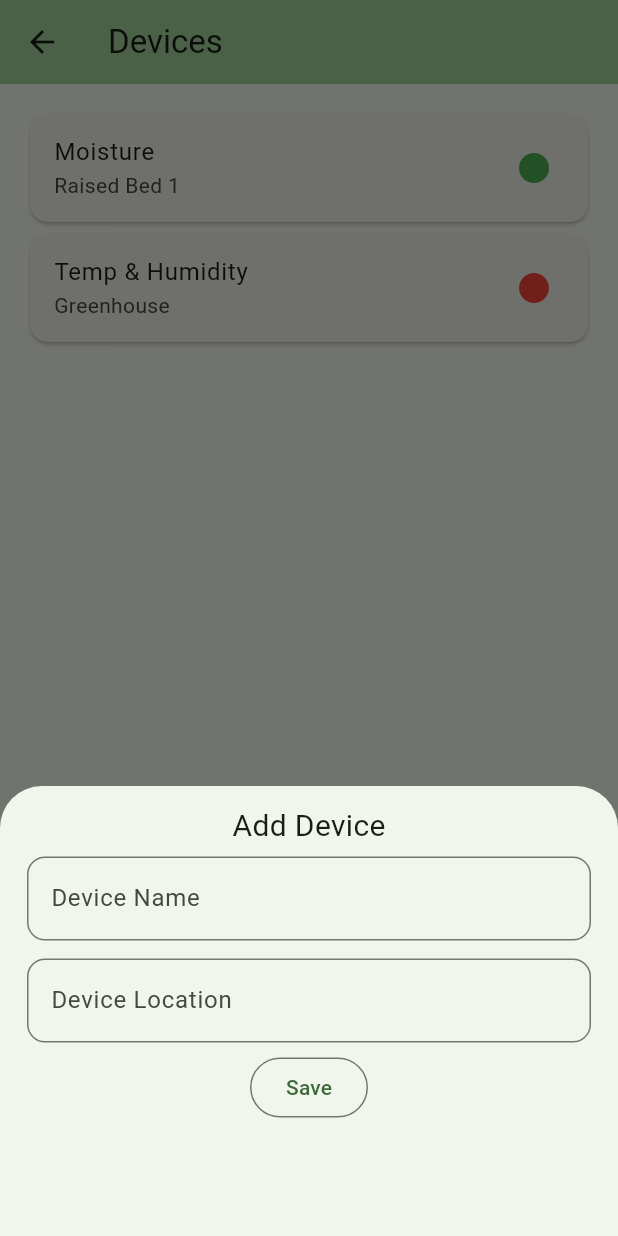
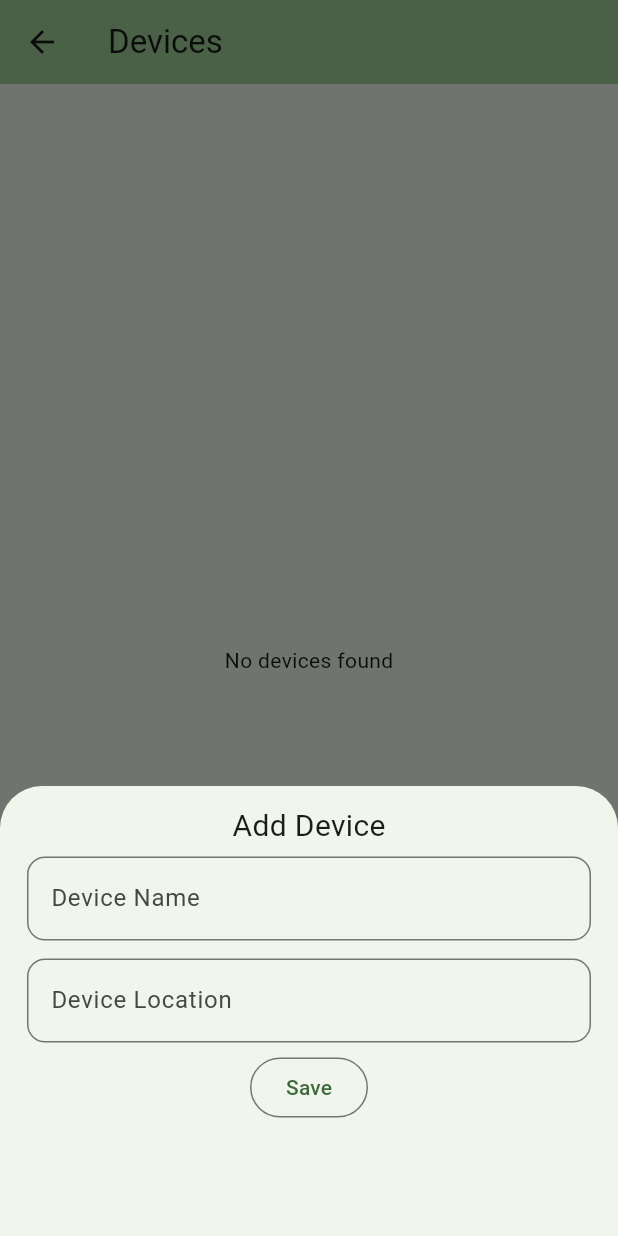
Before and after one commit to Demetrioz/Agrigate, a Flutter app: the Devices screen opened by its route, after a tap on the "add" icon, on a phone screen of 412 x 824 dp. Run offline on Flutter 3.47's test engine with Material 3 defaults, Android fonts, the light colour scheme and no system bars; our stand-ins replace dio, fl_chart, flutter_secure_storage; accounts and stored records are empty; network calls fail.

Commit message:
Added ApiService and logic to retrieve devices

```diff
--- /dev/null
+++ b/agrigate/lib/models/devices/device_base.dart
@@ -0,0 +1,31 @@
+class DeviceBase {
+  final int id;
+  final String name;
+  final String location;
+  final bool isActive;
+
+  const DeviceBase({
+    required this.id,
+    required this.name,
+    required this.location,
+    required this.isActive,
+  });
+
+  factory DeviceBase.fromJson(Map<String, dynamic> json) {
+    return switch (json) {
+      {
+        'id': int id,
+        'name': String name,
+        'location': String location,
+        'isActive': bool isActive,
+      } =>
+        DeviceBase(
+          id: id,
+          name: name,
+          location: location,
+          isActive: isActive,
+        ),
+      _ => throw const FormatException('Failed to load album.'),
+    };
+  }
+}
--- a/agrigate/lib/pages/devices.dart
+++ b/agrigate/lib/pages/devices.dart
@@ -1,5 +1,7 @@
 import 'package:agrigate/components/devices/create_device_sheet.dart';
 import 'package:agrigate/components/devices/device_card.dart';
+import 'package:agrigate/main.dart';
+import 'package:agrigate/models/devices/device_base.dart';
 import 'package:agrigate/pages/page_base.dart';
 import 'package:flutter/material.dart';
 
@@ -14,6 +16,29 @@ class Devices extends StatefulWidget {
 }
 
 class _DevicesState extends State<Devices> {
+  bool _isLoading = false;
+  List<DeviceBase> _devices = [];
+
+  void _loadDevices() async {
+    try {
+      setState(() {
+        _isLoading = true;
+      });
+
+      final result = await apiService.getDevices();
+
+      setState(() {
+        _devices = result;
+      });
+    } catch (e) {
+      // TODO: Display error
+    } finally {
+      setState(() {
+        _isLoading = false;
+      });
+    }
+  }
+
   void _addNewDevice() {
     showModalBottomSheet(
       context: context,
@@ -22,26 +47,37 @@ class _DevicesState extends State<Devices> {
   }
 
   @override
+  void initState() {
+    super.initState();
+
+    _loadDevices();
+  }
+
+  @override
   Widget build(BuildContext context) {
     return PageBase(
       title: 'Devices',
       floatingAction: _addNewDevice,
-      content: const Column(
-        children: [
-          DeviceCard(
-            id: 1,
-            name: 'Moisture',
-            location: 'Raised Bed 1',
-            isActive: true,
-          ),
-          DeviceCard(
-            id: 2,
-            name: 'Temp & Humidity',
-            location: 'Greenhouse',
-            isActive: false,
-          ),
-        ],
-      ),
+      content: _isLoading
+          ? const Center(
+              child: CircularProgressIndicator(),
+            )
+          : _devices.isEmpty
+              ? const Center(
+                  child: Text('No devices found'),
+                )
+              : ListView.builder(
+                  itemCount: _devices.length,
+                  itemBuilder: (BuildContext ctx, int index) {
+                    final item = _devices.elementAt(index);
+
+                    return DeviceCard(
+                      id: item.id,
+                      name: item.name,
+                      location: item.location,
+                      isActive: item.isActive,
+                    );
+                  }),
     );
   }
 }
--- a/agrigate/lib/pages/page_base.dart
+++ b/agrigate/lib/pages/page_base.dart
@@ -32,8 +32,10 @@ class _PageBaseState extends State<PageBase> {
       body: LayoutBuilder(builder: (lbContext, viewportConstraints) {
         return SingleChildScrollView(
           child: ConstrainedBox(
-            constraints:
-                BoxConstraints(minHeight: viewportConstraints.maxHeight),
+            constraints: BoxConstraints(
+              minHeight: viewportConstraints.maxHeight,
+              maxHeight: viewportConstraints.maxHeight,
+            ),
             child: Padding(
               padding: const EdgeInsets.all(16.0),
               child: widget.content,
--- a/agrigate/lib/pages/settings.dart
+++ b/agrigate/lib/pages/settings.dart
@@ -1,5 +1,6 @@
 import 'package:agrigate/components/common/agrigate_textfield.dart';
 import 'package:agrigate/constants.dart';
+import 'package:agrigate/main.dart';
 import 'package:agrigate/pages/page_base.dart';
 import 'package:flutter/material.dart';
 import 'package:flutter_secure_storage/flutter_secure_storage.dart';
@@ -36,6 +37,9 @@ class _SettingsState extends State<Settings> {
         key: kServerUrl,
         value: _serverUrlController.text,
       );
+
+      // Update the Api service to use the newly saved URL
+      apiService.initialize(updatedUrl: _serverUrlController.text);
     } catch (e) {
       // TODO: Display error
     }
--- /dev/null
+++ b/agrigate/lib/services/api_service/api_service.dart
@@ -0,0 +1,40 @@
+import 'package:agrigate/constants.dart';
+import 'package:agrigate/models/devices/device_base.dart';
+import 'package:dio/dio.dart';
+import 'package:flutter_secure_storage/flutter_secure_storage.dart';
+
+class ApiService {
+  static final ApiService _instance = ApiService._internal();
+
+  factory ApiService() => _instance;
+  ApiService._internal();
+
+  Dio? _dio;
+  FlutterSecureStorage? _storage;
+
+  Future<void> initialize({String? updatedUrl}) async {
+    _storage ??= const FlutterSecureStorage();
+    _dio ??= Dio();
+
+    final baseUrl = updatedUrl?.isEmpty ?? true
+        ? await _storage!.read(key: kServerUrl) ?? ''
+        : updatedUrl ?? '';
+
+    _dio!.options.baseUrl = baseUrl;
+  }
+
+  Future<List<DeviceBase>> getDevices() async {
+    final response = await _dio!.get('/Devices');
+
+    // TODO: Move this logic to an interceptor
+    if (response.data['status'] == 1) {
+      throw Exception(response.data['error']);
+    }
+
+    final result = (response.data['data'] as List<dynamic>)
+        .map((jsonEntity) => DeviceBase.fromJson(jsonEntity))
+        .toList();
+
+    return result;
+  }
+}
--- a/agrigate/pubspec.yaml
+++ b/agrigate/pubspec.yaml
@@ -28,6 +28,7 @@ dependencies:
   cupertino_icons: ^1.0.8
   fl_chart: ^0.69.0
   flutter_secure_storage: ^9.2.2
+  dio: ^5.7.0
 
 dev_dependencies:
   flutter_test:
```
Also changed, not shown: agrigate/lib/main.dart (+9 -1 lines), agrigate/lib/models/api/api_response.dart (added, +11 -0 lines), agrigate/pubspec.lock, 3 other files.
